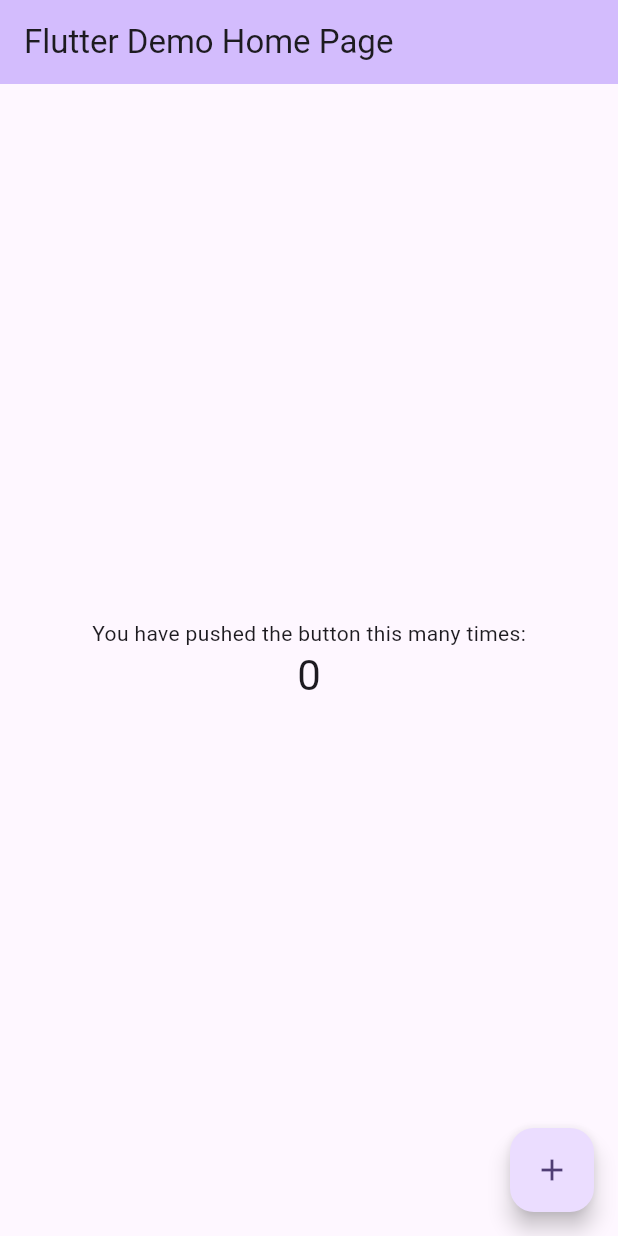
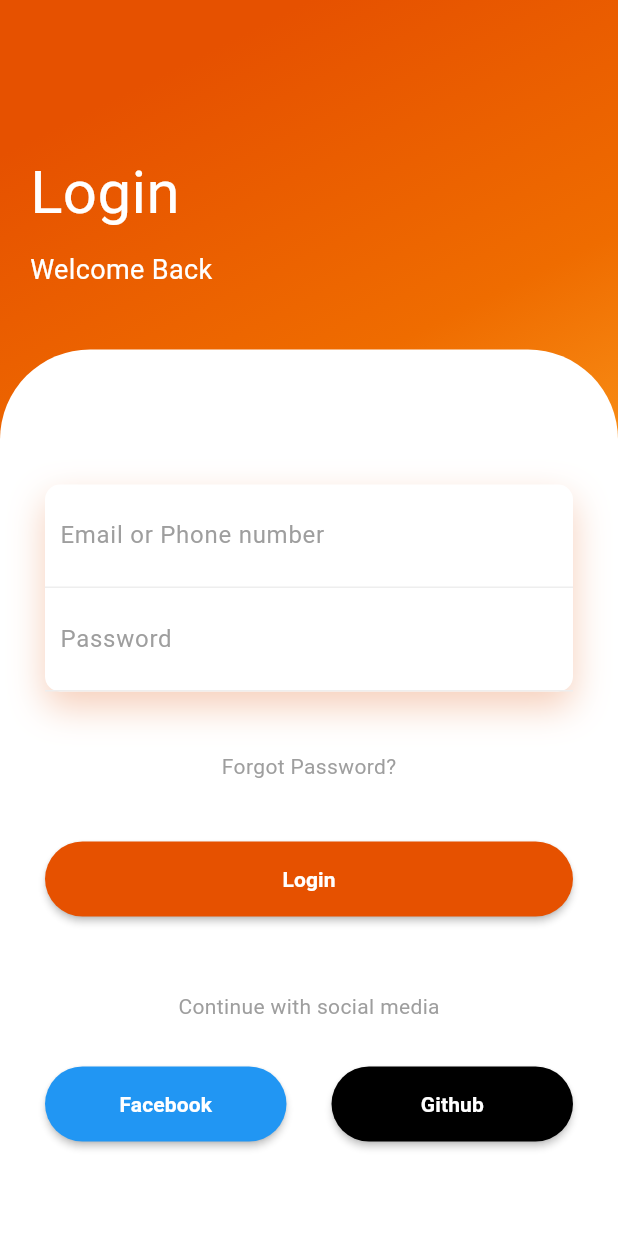
Before and after one commit to iddotahotantcha/iddo_ai, a Flutter app: the screen it shows after launch, on a phone screen of 412 x 824 dp. Run offline on Flutter 3.47's test engine with Material 3 defaults, Android fonts, the phone set to English and light mode, and no system bars; our stand-ins replace animate_do.

Commit message:
Intégration du template de login

```diff
--- a/lib/main.dart
+++ b/lib/main.dart
@@ -1,125 +1,161 @@
+import 'package:animate_do/animate_do.dart';
 import 'package:flutter/material.dart';
 
-void main() {
-  runApp(const MyApp());
-}
+void main() => runApp(
+  MaterialApp(
+    debugShowCheckedModeBanner: false,
+    home: HomePage(),
+  )
+);
 
-class MyApp extends StatelessWidget {
-  const MyApp({super.key});
+class HomePage extends StatelessWidget {
+  const HomePage({super.key});
 
-  // This widget is the root of your application.
   @override
   Widget build(BuildContext context) {
-    return MaterialApp(
-      title: 'Flutter Demo',
-      theme: ThemeData(
-        // This is the theme of your application.
-        //
-        // TRY THIS: Try running your application with "flutter run". You'll see
-        // the application has a purple toolbar. Then, without quitting the app,
-        // try changing the seedColor in the colorScheme below to Colors.green
-        // and then invoke "hot reload" (save your changes or press the "hot
-        // reload" button in a Flutter-supported IDE, or press "r" if you used
-        // the command line to start the app).
-        //
-        // Notice that the counter didn't reset back to zero; the application
-        // state is not lost during the reload. To reset the state, use hot
-        // restart instead.
-        //
-        // This works for code too, not just values: Most code changes can be
-        // tested with just a hot reload.
-        colorScheme: ColorScheme.fromSeed(seedColor: Colors.deepPurple),
-        useMaterial3: true,
+    return Scaffold(
+      body: Container(
+        width: double.infinity,
+        decoration: BoxDecoration(
+          gradient: LinearGradient(
+            begin: Alignment.topCenter,
+            colors: [
+              Colors.orange.shade900,
+              Colors.orange.shade800,
+              Colors.orange.shade400
+            ]
+          )
+        ),
+        child: Column(
+          crossAxisAlignment: CrossAxisAlignment.start,
+          children: <Widget>[
+            SizedBox(height: 80,),
+            Padding(
+              padding: EdgeInsets.all(20),
+              child: Column(
+                crossAxisAlignment: CrossAxisAlignment.start,
+                children: <Widget>[
+                  FadeInUp(duration: Duration(milliseconds: 1000), child: Text("Login", style: TextStyle(color: Colors.white, fontSize: 40),)),
+                  SizedBox(height: 10,),
+                  FadeInUp(duration: Duration(milliseconds: 1300), child: Text("Welcome Back", style: TextStyle(color: Colors.white, fontSize: 18),)),
+                ],
+              ),
+            ),
+            SizedBox(height: 20),
+            Expanded(
+              child: Container(
+                decoration: BoxDecoration(
+                  color: Colors.white,
+                  borderRadius: BorderRadius.only(topLeft: Radius.circular(60), topRight: Radius.circular(60))
+                ),
+                child: Padding(
+                    padding: EdgeInsets.all(30),
+                    child: Column(
+                      children: <Widget>[
+                        SizedBox(height: 60,),
+                        FadeInUp(duration: Duration(milliseconds: 1400), child: Container(
+                          decoration: BoxDecoration(
+                            color: Colors.white,
+                            borderRadius: BorderRadius.circular(10),
+                            boxShadow: [BoxShadow(
+                              color: Color.fromRGBO(225, 95, 27, .3),
+                              blurRadius: 20,
+                              offset: Offset(0, 10)
+                            )]
+                          ),
+                          child: Column(
+                            children: <Widget>[
+                              Container(
+                                padding: EdgeInsets.all(10),
+                                decoration: BoxDecoration(
+                                  border: Border(bottom: BorderSide(color: Colors.grey.shade200))
+                                ),
+                                child: TextField(
+                                  decoration: InputDecoration(
+                                    hintText: "Email or Phone number",
+                                    hintStyle: TextStyle(color: Colors.grey),
+                                    border: InputBorder.none
+                                  ),
+                                ),
+                              ),
+                              Container(
+                                padding: EdgeInsets.all(10),
+                                decoration: BoxDecoration(
+                                  border: Border(bottom: BorderSide(color: Colors.grey.shade200))
+                                ),
+                                child: TextField(
+                                  obscureText: true,
+                                  decoration: InputDecoration(
+                                    hintText: "Password",
+                                    hintStyle: TextStyle(color: Colors.grey),
+                                    border: InputBorder.none
+                                  ),
+                                ),
+                              ),
+                            ],
+                          ),
+                        )),
+                        SizedBox(height: 40,),
+                        FadeInUp(duration: Duration(milliseconds: 1500), child: Text("Forgot Password?", style: TextStyle(color: Colors.grey),)),
+                        SizedBox(height: 40,),
+                        FadeInUp(duration: Duration(milliseconds: 1600), child: MaterialButton(
+                          onPressed: () {},
+                          height: 50,
+                          // margin: EdgeInsets.symmetric(horizontal: 50),
+                          color: Colors.orange[900],
+                          shape: RoundedRectangleBorder(
+                            borderRadius: BorderRadius.circular(50),
+
+                          ),
+                          // decoration: BoxDecoration(
+                          // ),
+                          child: Center(
+                            child: Text("Login", style: TextStyle(color: Colors.white, fontWeight: FontWeight.bold),),
+                          ),
+                        )),
+                        SizedBox(height: 50,),
+                        FadeInUp(duration: Duration(milliseconds: 1700), child: Text("Continue with social media", style: TextStyle(color: Colors.grey),)),
+                        SizedBox(height: 30,),
+                        Row(
+                          children: <Widget>[
+                            Expanded(
+                              child: FadeInUp(duration: Duration(milliseconds: 1800), child: MaterialButton(
+                                onPressed: (){},
+                                height: 50,
+                                color: Colors.blue,
+                                shape: RoundedRectangleBorder(
+                                  borderRadius: BorderRadius.circular(50),
+                                ),
+                                child: Center(
+                                  child: Text("Facebook", style: TextStyle(color: Colors.white, fontWeight: FontWeight.bold),),
+                                ),
+                              )),
+                            ),
+                            SizedBox(width: 30,),
+                            Expanded(
+                              child: FadeInUp(duration: Duration(milliseconds: 1900), child: MaterialButton(
+                                onPressed: () {},
+                                height: 50,
+                                shape: RoundedRectangleBorder(
+                                  borderRadius: BorderRadius.circular(50),
+
+                                ),
+                                color: Colors.black,
+                                child: Center(
+                                  child: Text("Github", style: TextStyle(color: Colors.white, fontWeight: FontWeight.bold),),
+                                ),
+                              )),
+                            )
+                          ],
+                        )
+                      ],
+                    ),
+                  ),
+              ),
+            )
+          ],
+        ),
       ),
-      home: const MyHomePage(title: 'Flutter Demo Home Page'),
     );
   }
 }
-
-class MyHomePage extends StatefulWidget {
-  const MyHomePage({super.key, required this.title});
-
-  // This widget is the home page of your application. It is stateful, meaning
-  // that it has a State object (defined below) that contains fields that affect
-  // how it looks.
-
-  // This class is the configuration for the state. It holds the values (in this
-  // case the title) provided by the parent (in this case the App widget) and
-  // used by the build method of the State. Fields in a Widget subclass are
-  // always marked "final".
-
-  final String title;
-
-  @override
-  State<MyHomePage> createState() => _MyHomePageState();
-}
-
-class _MyHomePageState extends State<MyHomePage> {
-  int _counter = 0;
-
-  void _incrementCounter() {
-    setState(() {
-      // This call to setState tells the Flutter framework that something has
-      // changed in this State, which causes it to rerun the build method below
-      // so that the display can reflect the updated values. If we changed
-      // _counter without calling setState(), then the build method would not be
-      // called again, and so nothing would appear to happen.
-      _counter++;
-    });
-  }
-
-  @override
-  Widget build(BuildContext context) {
-    // This method is rerun every time setState is called, for instance as done
-    // by the _incrementCounter method above.
-    //
-    // The Flutter framework has been optimized to make rerunning build methods
-    // fast, so that you can just rebuild anything that needs updating rather
-    // than having to individually change instances of widgets.
-    return Scaffold(
-      appBar: AppBar(
-        // TRY THIS: Try changing the color here to a specific color (to
-        // Colors.amber, perhaps?) and trigger a hot reload to see the AppBar
-        // change color while the other colors stay the same.
-        backgroundColor: Theme.of(context).colorScheme.inversePrimary,
-        // Here we take the value from the MyHomePage object that was created by
-        // the App.build method, and use it to set our appbar title.
-        title: Text(widget.title),
-      ),
-      body: Center(
-        // Center is a layout widget. It takes a single child and positions it
-        // in the middle of the parent.
-        child: Column(
-          // Column is also a layout widget. It takes a list of children and
-          // arranges them vertically. By default, it sizes itself to fit its
-          // children horizontally, and tries to be as tall as its parent.
-          //
-          // Column has various properties to control how it sizes itself and
-          // how it positions its children. Here we use mainAxisAlignment to
-          // center the children vertically; the main axis here is the vertical
-          // axis because Columns are vertical (the cross axis would be
-          // horizontal).
-          //
-          // TRY THIS: Invoke "debug painting" (choose the "Toggle Debug Paint"
-          // action in the IDE, or press "p" in the console), to see the
-          // wireframe for each widget.
-          mainAxisAlignment: MainAxisAlignment.center,
-          children: <Widget>[
-            const Text(
-              'You have pushed the button this many times:',
-            ),
-            Text(
-              '$_counter',
-              style: Theme.of(context).textTheme.headlineMedium,
-            ),
-          ],
-        ),
-      ),
-      floatingActionButton: FloatingActionButton(
-        onPressed: _incrementCounter,
-        tooltip: 'Increment',
-        child: const Icon(Icons.add),
-      ), // This trailing comma makes auto-formatting nicer for build methods.
-    );
-  }
-}
--- a/pubspec.yaml
+++ b/pubspec.yaml
@@ -34,6 +34,7 @@
   # The following adds the Cupertino Icons font to your application.
   # Use with the CupertinoIcons class for iOS style icons.
   cupertino_icons: ^1.0.8
+  animate_do: ^3.3.4
 
 dev_dependencies:
   flutter_test:
```
Also changed, not shown: pubspec.lock.
